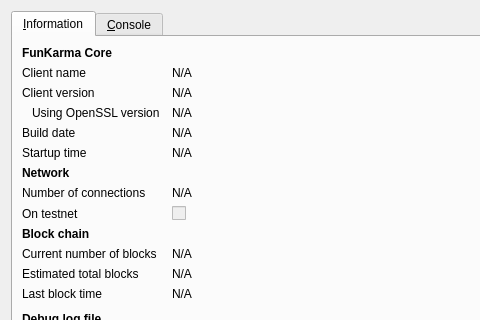
This is src/qt/forms/rpcconsole.ui in CriticalNix/FunKarmaCoin as Qt 5 draws it before an edit; both pictures show x 0 to 480 and y 0 to 320 of the 740 by 450 pixel window. The edited form follows.
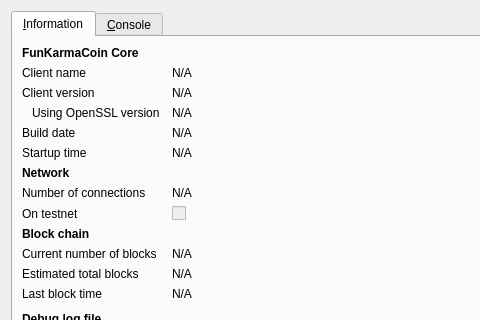
This is the edited form. Icons and pictures are not drawn.

Diff of the .ui file:
```diff
--- a/src/qt/forms/rpcconsole.ui
+++ b/src/qt/forms/rpcconsole.ui
@@ -36,7 +36,7 @@
           </font>
          </property>
          <property name="text">
-          <string>FunKarma Core</string>
+          <string>FunKarmaCoin Core</string>
          </property>
         </widget>
        </item>
```
Left out of the diff: 6 changed lines with no effect on the pictures.
